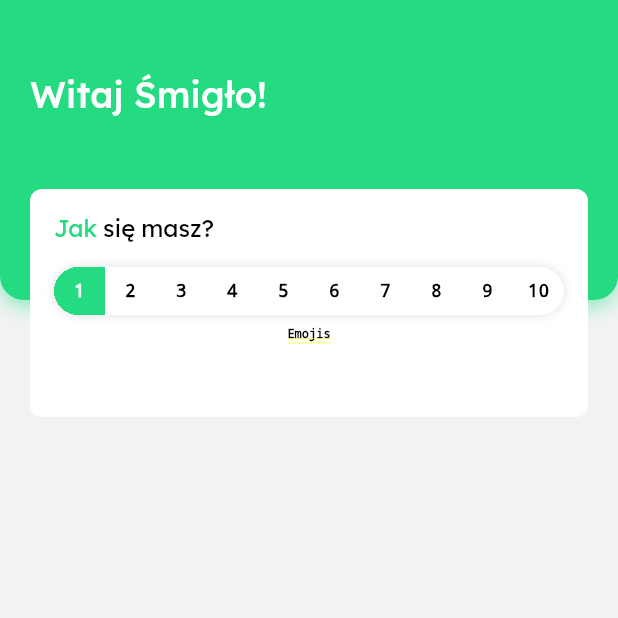
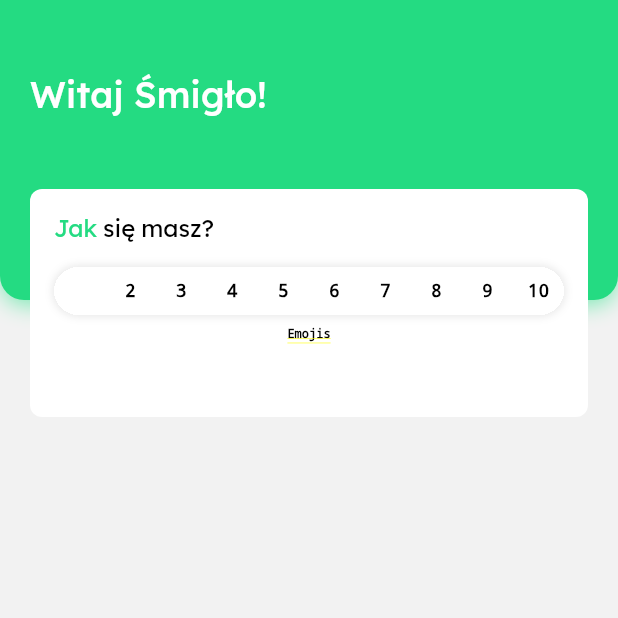
Before and after one commit to xSmilO/JakSieMasz, a Flutter app: the screen it shows after launch, on a phone screen of 412 x 824 dp, the top half of it. Run offline on Flutter 3.47's test engine with Material 3 defaults, Android fonts, the phone set to English and light mode, and no system bars; our stand-ins replace go_router.

Commit message:
maybe i will return to this

```diff
--- a/lib/UI/Home/rate_slider_item_widget.dart
+++ b/lib/UI/Home/rate_slider_item_widget.dart
@@ -1,5 +1,4 @@
 import 'package:flutter/material.dart';
-import 'package:jak_sie_masz/Styles/styles.dart';
 
 class RateSliderItemWidget extends StatelessWidget {
   final String label;
@@ -22,7 +21,7 @@ class RateSliderItemWidget extends StatelessWidget {
         onTap: () => {callback(id)},
         child: Container(
           decoration: BoxDecoration(
-            color: active == true ? Styles.primaryColor500 : Colors.white,
+            color: Colors.transparent,
           ),
           child: Center(
             child: Text(
--- a/lib/UI/Home/rate_slider_widget.dart
+++ b/lib/UI/Home/rate_slider_widget.dart
@@ -49,7 +49,9 @@ class _RateSliderWidgetState extends State<RateSliderWidget> {
               ]),
           child: Consumer<RateSliderViewmodel>(
             builder: (context, slider, child) {
-              return Flex(
+              return Container(
+                color: Colors.white,
+                child: Flex(
                   direction: Axis.horizontal,
                   mainAxisAlignment: MainAxisAlignment.spaceBetween,
                   crossAxisAlignment: CrossAxisAlignment.stretch,
@@ -115,6 +117,7 @@ class _RateSliderWidgetState extends State<RateSliderWidget> {
                       id: 9,
                     ),
                   ],
+                ),
               );
             },
           ),
```
Lines whose indentation alone changed are shown as unchanged.
